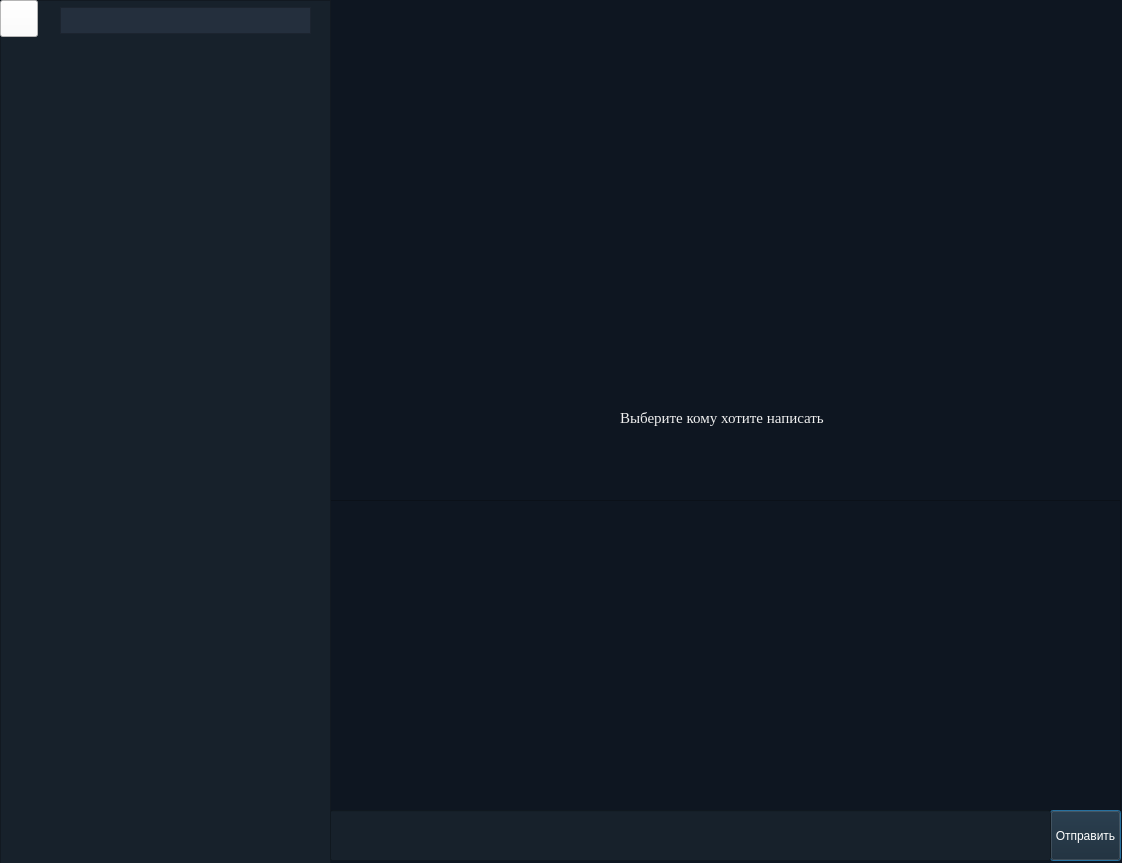
First picture: the form in mainform.ui, repository rutraq/Messanger, before the edit.
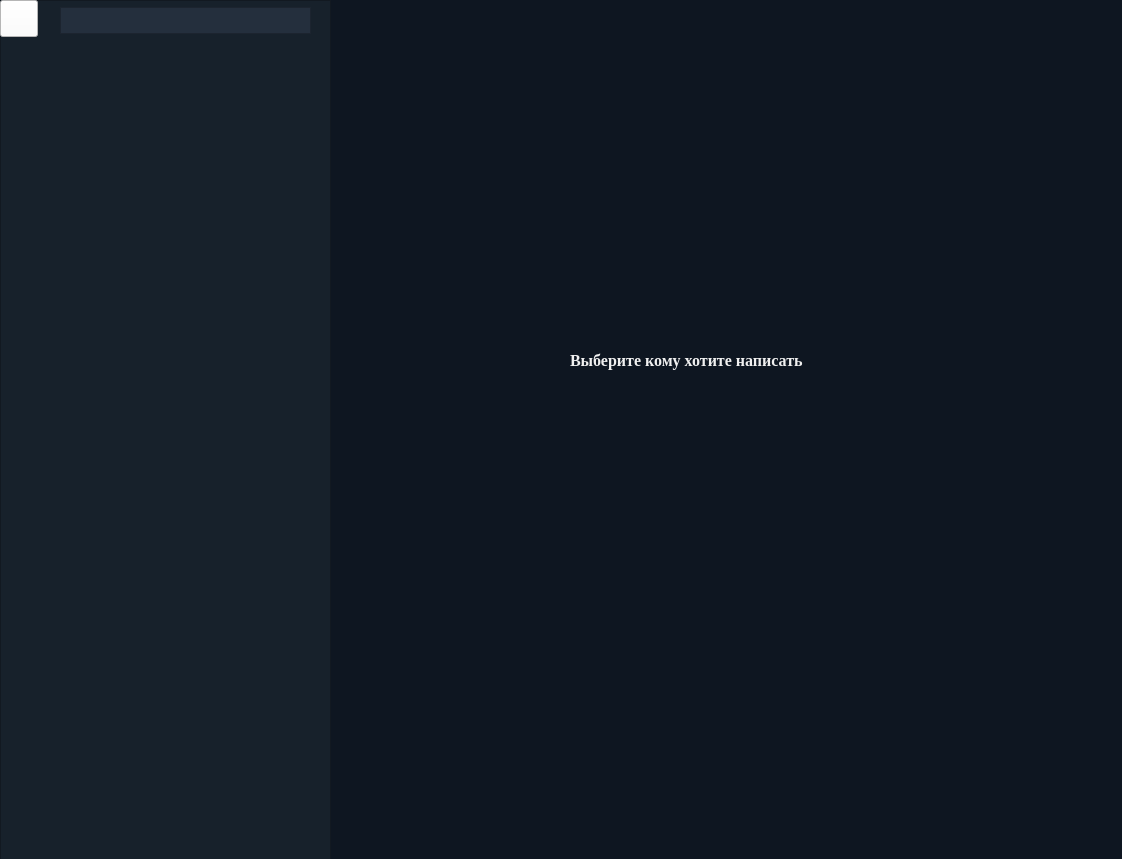
Second picture: the form after the edit. Icons and pictures are not drawn.

Commit message: choose dialog

What changed in the file:
```diff
--- a/mainform.ui
+++ b/mainform.ui
@@ -10,7 +10,7 @@
     <x>0</x>
     <y>0</y>
     <width>1122</width>
-    <height>863</height>
+    <height>859</height>
    </rect>
   </property>
   <property name="windowTitle">
@@ -23,7 +23,7 @@
   <widget class="QPushButton" name="pushButton">
    <property name="geometry">
     <rect>
-     <x>1050</x>
+     <x>1150</x>
      <y>810</y>
      <width>71</width>
      <height>51</height>
@@ -43,10 +43,10 @@
    </property>
    <property name="geometry">
     <rect>
-     <x>330</x>
-     <y>500</y>
+     <x>1500</x>
+     <y>0</y>
      <width>791</width>
-     <height>311</height>
+     <height>811</height>
     </rect>
    </property>
    <property name="font">
@@ -75,7 +75,7 @@
   <widget class="QLineEdit" name="lineEdit">
    <property name="geometry">
     <rect>
-     <x>330</x>
+     <x>1500</x>
      <y>810</y>
      <width>721</width>
      <height>51</height>
@@ -323,16 +323,18 @@
   <widget class="QLabel" name="label_6">
    <property name="geometry">
     <rect>
-     <x>620</x>
-     <y>410</y>
-     <width>251</width>
-     <height>16</height>
+     <x>570</x>
+     <y>350</y>
+     <width>301</width>
+     <height>21</height>
     </rect>
    </property>
    <property name="font">
     <font>
      <family>Times New Roman</family>
-     <pointsize>11</pointsize>
+     <pointsize>12</pointsize>
+     <weight>75</weight>
+     <bold>true</bold>
     </font>
    </property>
    <property name="styleSheet">
```
The commit also changes 3 other files.
